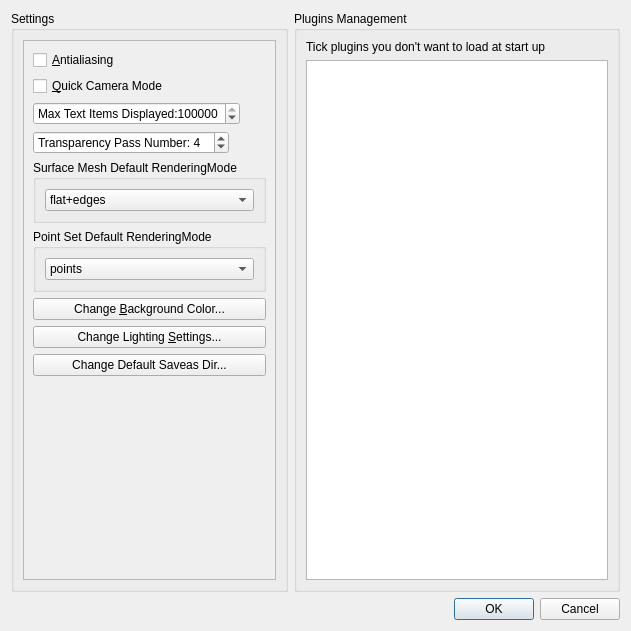
This is Polyhedron/demo/Polyhedron/Preferences.ui in CGAL/cgal as Qt 5 draws it before an edit. The edited form follows.
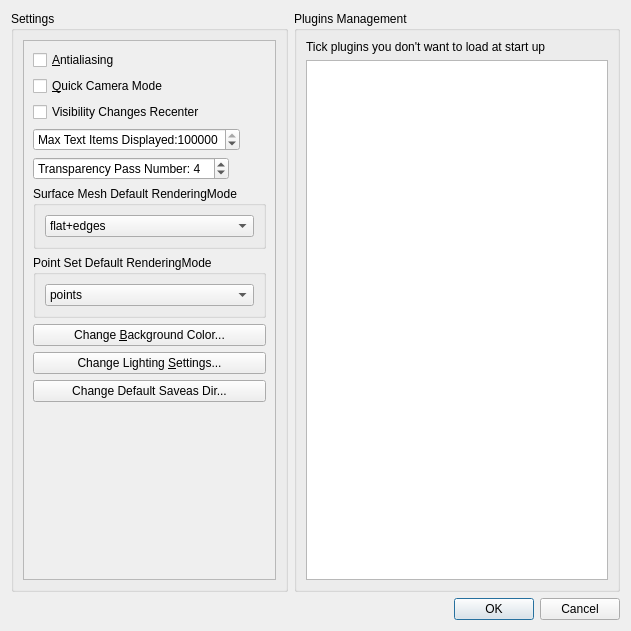
This is the edited form.

Commit message: Add option to disable recenter on visibility changed

```diff
--- a/Polyhedron/demo/Polyhedron/Preferences.ui
+++ b/Polyhedron/demo/Polyhedron/Preferences.ui
@@ -78,6 +78,13 @@
               </property>
              </widget>
             </item>
+            <item>
+             <widget class="QCheckBox" name="offset_updateCheckBox">
+              <property name="text">
+               <string>Visibility Changes Recenter</string>
+              </property>
+             </widget>
+            </item>
             <item>
              <widget class="QSpinBox" name="max_itemsSpinBox">
               <property name="sizePolicy">
```
The commit also changes 3 other files.
